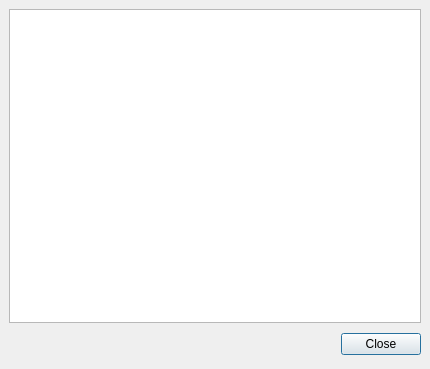
Old version of the form src/Gui/SceneInspector.ui in the repository berndhahnebach/All_FreeCAD.
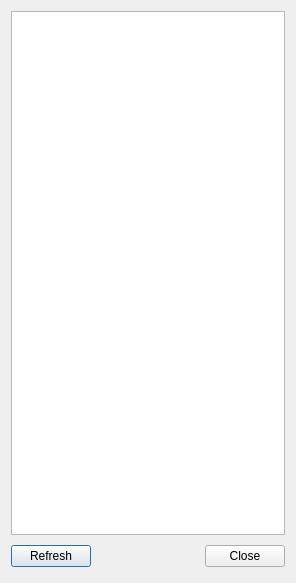
New version of the form.

Commit message: + make scene inspector a non-modal dialog

Diff of the .ui file:
```diff
--- a/src/Gui/SceneInspector.ui
+++ b/src/Gui/SceneInspector.ui
@@ -3,52 +3,47 @@
  <comment></comment>
  <exportmacro></exportmacro>
  <class>Gui::Dialog::SceneInspector</class>
- <widget class="QDialog" name="Gui::Dialog::SceneInspector" >
-  <property name="geometry" >
+ <widget class="QDialog" name="Gui::Dialog::SceneInspector">
+  <property name="geometry">
    <rect>
     <x>0</x>
     <y>0</y>
-    <width>430</width>
-    <height>369</height>
+    <width>296</width>
+    <height>583</height>
    </rect>
   </property>
   <property name="windowTitle" >
    <string>Dialog</string>
   </property>
-  <layout class="QGridLayout" >
-   <property name="margin" >
-    <number>9</number>
-   </property>
-   <property name="spacing" >
-    <number>6</number>
-   </property>
-   <item row="0" column="0" >
-    <widget class="QTreeView" name="treeView" />
+  <layout class="QGridLayout" name="gridLayout">
+   <item row="0" column="0">
+    <widget class="QTreeView" name="treeView"/>
    </item>
-   <item row="1" column="0" >
-    <layout class="QHBoxLayout" >
-     <property name="margin" >
-      <number>0</number>
-     </property>
-     <property name="spacing" >
-      <number>6</number>
-     </property>
+   <item row="1" column="0">
+    <layout class="QHBoxLayout" name="horizontalLayout">
+     <item>
+      <widget class="QPushButton" name="refreshButton">
+       <property name="text">
+        <string>Refresh</string>
+       </property>
+      </widget>
+     </item>
      <item>
       <spacer>
        <property name="orientation" >
         <enum>Qt::Horizontal</enum>
        </property>
-       <property name="sizeHint" >
+       <property name="sizeHint" stdset="0">
         <size>
-         <width>131</width>
+         <width>58</width>
          <height>31</height>
         </size>
        </property>
       </spacer>
      </item>
      <item>
-      <widget class="QPushButton" name="closeButton" >
-       <property name="text" >
+      <widget class="QPushButton" name="closeButton">
+       <property name="text">
         <string>Close</string>
        </property>
       </widget>
```
Left out of the diff: 15 changed lines with no effect on the pictures. The commit also changes 3 other files.
